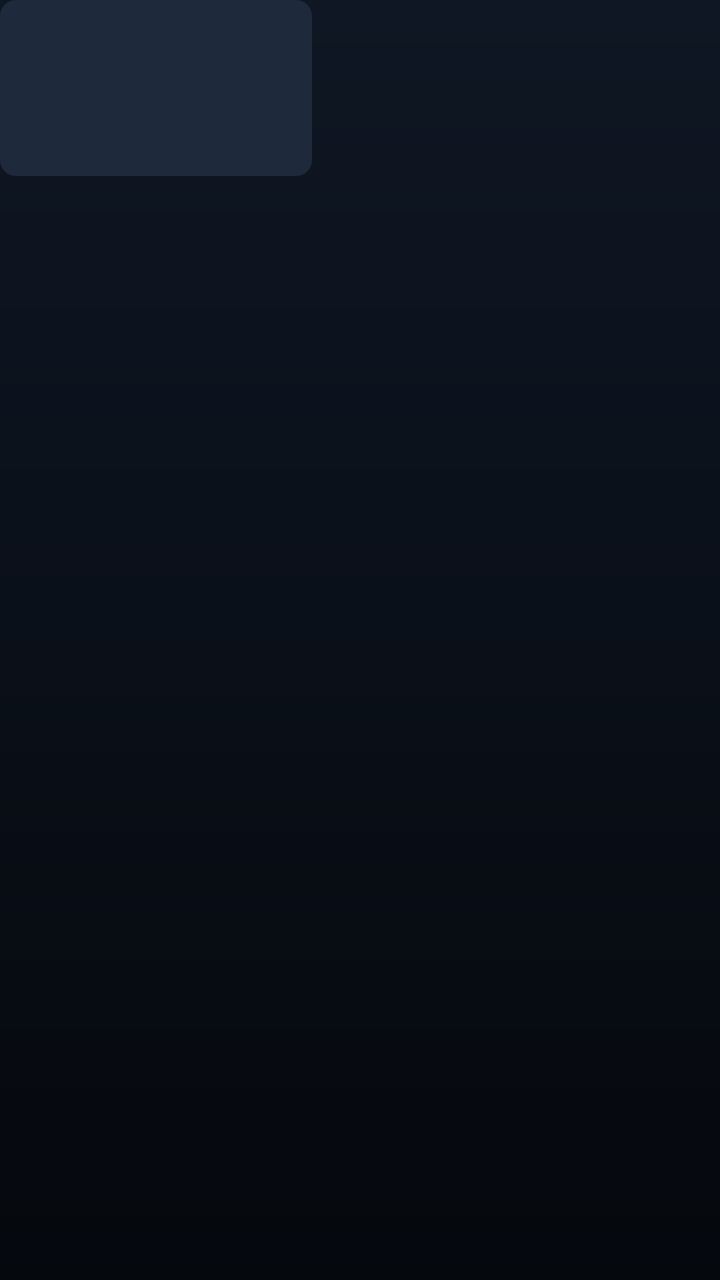
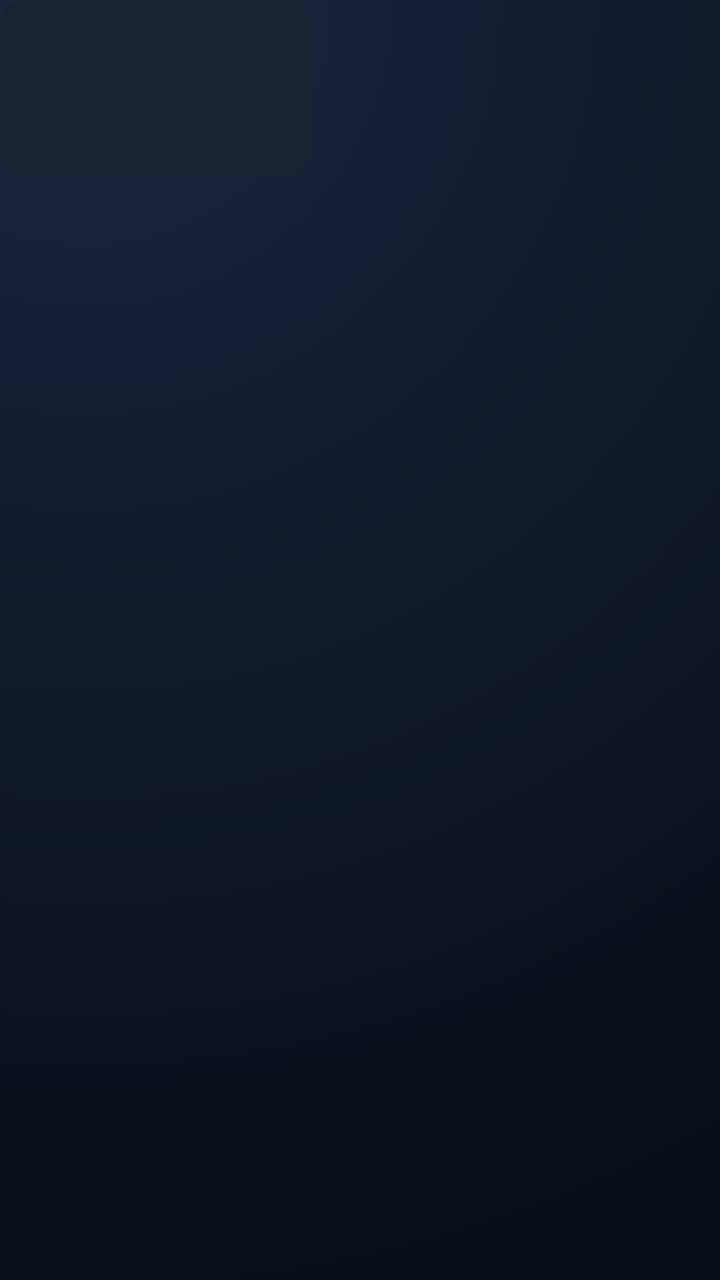

Screens rendered from an Android XML layout before and after an edit, with the pre-edit source and the edit as a unified diff.
<!-- AndroidManifest.xml: application theme Theme.TvLauncher -->
<!-- res/layout/item_app.xml -->
<?xml version="1.0" encoding="utf-8"?>
<LinearLayout xmlns:android="http://schemas.android.com/apk/res/android"
    android:layout_width="wrap_content"
    android:layout_height="wrap_content"
    android:layout_margin="@dimen/card_margin"
    android:clickable="true"
    android:focusable="true"
    android:orientation="vertical">

    <FrameLayout
        android:id="@+id/card"
        android:layout_width="@dimen/card_width"
        android:layout_height="@dimen/card_height"
        android:background="@drawable/card_background"
        android:duplicateParentState="true"
        android:padding="3dp">

        
        <ImageView
            android:id="@+id/banner"
            android:layout_width="match_parent"
            android:layout_height="match_parent"
            android:importantForAccessibility="no"
            android:scaleType="fitCenter" />

        
        <LinearLayout
            android:id="@+id/icon_group"
            android:layout_width="match_parent"
            android:layout_height="match_parent"
            android:gravity="center"
            android:orientation="vertical"
            android:padding="4dp">

            <ImageView
                android:id="@+id/icon"
                android:layout_width="44dp"
                android:layout_height="44dp"
                android:importantForAccessibility="no" />

            <TextView
                android:id="@+id/icon_label"
                android:layout_width="wrap_content"
                android:layout_height="wrap_content"
                android:layout_marginTop="4dp"
                android:ellipsize="end"
                android:maxLines="1"
                android:textColor="@color/text_primary"
                android:textSize="12sp" />
        </LinearLayout>
    </FrameLayout>

    <TextView
        android:id="@+id/label"
        android:layout_width="@dimen/card_width"
        android:layout_height="wrap_content"
        android:layout_marginTop="4dp"
        android:ellipsize="end"
        android:gravity="center_horizontal"
        android:maxLines="1"
        android:textColor="@color/text_primary"
        android:textSize="12sp"
        android:visibility="invisible" />
</LinearLayout>
<!-- resources referenced by this layout -->
<resources>
  <color name="text_primary">#FFF1F5F9</color>
  <dimen name="card_height">88dp</dimen>
  <dimen name="card_margin">8dp</dimen>
  <dimen name="card_width">156dp</dimen>
  <!-- drawable card_background (drawable) -->
  <?xml version="1.0" encoding="utf-8"?>
  <selector xmlns:android="http://schemas.android.com/apk/res/android">
      <item android:state_focused="true">
          <shape>
              <solid android:color="@color/card_bg_focused" />
              <corners android:radius="@dimen/card_radius" />
              <stroke android:width="3dp" android:color="@color/accent" />
          </shape>
      </item>
      <item>
          <shape>
              <solid android:color="@color/card_bg" />
              <corners android:radius="@dimen/card_radius" />
          </shape>
      </item>
  </selector>
  <style name="Theme.TvLauncher" parent="@android:style/Theme.Material.NoActionBar.Fullscreen">
          <item name="android:windowBackground">@drawable/bg_gradient</item>
          <item name="android:colorAccent">@color/accent</item>
          <item name="android:colorPrimary">@color/bg_top</item>
          <item name="android:windowShowWallpaper">false</item>
          <item name="android:windowAnimationStyle">@null</item>
      </style>
  <color name="card_bg_focused">#FF334155</color>
  <dimen name="card_radius">8dp</dimen>
  <color name="accent">#FF38BDF8</color>
  <color name="card_bg">#FF1E293B</color>
  <!-- drawable bg_gradient (drawable) -->
  <?xml version="1.0" encoding="utf-8"?>
  <shape xmlns:android="http://schemas.android.com/apk/res/android">
      <gradient android:angle="270" android:startColor="@color/bg_top" android:endColor="@color/bg_bottom" />
  </shape>
  <color name="bg_top">#FF0F1724</color>
  <color name="bg_bottom">#FF05080D</color>
</resources>

<!-- the commit's change to res/layout/item_app.xml (unified diff, before → after) -->
@@ -7,13 +7,14 @@
     android:focusable="true"
     android:orientation="vertical">
 
+    
     <FrameLayout
         android:id="@+id/card"
         android:layout_width="@dimen/card_width"
         android:layout_height="@dimen/card_height"
         android:background="@drawable/card_background"
         android:duplicateParentState="true"
-        android:padding="3dp">
+        android:foreground="@drawable/card_focus_ring">
 
         
         <ImageView
@@ -30,23 +31,55 @@
             android:layout_height="match_parent"
             android:gravity="center"
             android:orientation="vertical"
-            android:padding="4dp">
+            android:paddingStart="8dp"
+            android:paddingEnd="8dp">
 
             <ImageView
                 android:id="@+id/icon"
-                android:layout_width="44dp"
-                android:layout_height="44dp"
+                android:layout_width="40dp"
+                android:layout_height="40dp"
                 android:importantForAccessibility="no" />
 
             <TextView
                 android:id="@+id/icon_label"
                 android:layout_width="wrap_content"
                 android:layout_height="wrap_content"
-                android:layout_marginTop="4dp"
+                android:layout_marginTop="6dp"
                 android:ellipsize="end"
+                android:fontFamily="sans-serif-medium"
                 android:maxLines="1"
                 android:textColor="@color/text_primary"
                 android:textSize="12sp" />
+        </LinearLayout>
+
+        
+        <LinearLayout
+            android:id="@+id/move_overlay"
+            android:layout_width="match_parent"
+            android:layout_height="match_parent"
+            android:background="@drawable/move_overlay"
+            android:gravity="center_vertical"
+            android:orientation="horizontal"
+            android:paddingStart="4dp"
+            android:paddingEnd="4dp"
+            android:visibility="gone">
+
+            <ImageView
+                android:layout_width="28dp"
+                android:layout_height="28dp"
+                android:importantForAccessibility="no"
+                android:src="@drawable/ic_chevron_left" />
+
+            <View
+                android:layout_width="0dp"
+                android:layout_height="0dp"
+                android:layout_weight="1" />
+
+            <ImageView
+                android:layout_width="28dp"
+                android:layout_height="28dp"
+                android:importantForAccessibility="no"
+                android:src="@drawable/ic_chevron_right" />
         </LinearLayout>
     </FrameLayout>
 
@@ -54,11 +87,12 @@
         android:id="@+id/label"
         android:layout_width="@dimen/card_width"
         android:layout_height="wrap_content"
-        android:layout_marginTop="4dp"
+        android:layout_marginTop="8dp"
+        android:alpha="0"
         android:ellipsize="end"
+        android:fontFamily="sans-serif-medium"
         android:gravity="center_horizontal"
         android:maxLines="1"
         android:textColor="@color/text_primary"
-        android:textSize="12sp"
-        android:visibility="invisible" />
+        android:textSize="13sp" />
 </LinearLayout>
<!-- resource entries referenced after the edit -->
@@ -1,43 +1,78 @@
 <!-- resources referenced by this layout -->
 <resources>
-  <color name="text_primary">#FFF1F5F9</color>
+  <color name="text_primary">#FFF3F4F6</color>
   <dimen name="card_height">88dp</dimen>
   <dimen name="card_margin">8dp</dimen>
   <dimen name="card_width">156dp</dimen>
   <!-- drawable card_background (drawable) -->
   <?xml version="1.0" encoding="utf-8"?>
-  <selector xmlns:android="http://schemas.android.com/apk/res/android">
+  <shape xmlns:android="http://schemas.android.com/apk/res/android">
+      <solid android:color="@color/card_bg" />
+      <corners android:radius="@dimen/card_radius" />
+  </shape>
+  <!-- drawable card_focus_ring (drawable) -->
+  <?xml version="1.0" encoding="utf-8"?>
+  <selector xmlns:android="http://schemas.android.com/apk/res/android"
+      android:enterFadeDuration="140"
+      android:exitFadeDuration="120">
+      <item android:state_activated="true">
+          <shape>
+              <corners android:radius="@dimen/card_radius" />
+              <stroke android:width="@dimen/focus_ring_width" android:color="@color/accent" />
+          </shape>
+      </item>
       <item android:state_focused="true">
           <shape>
-              <solid android:color="@color/card_bg_focused" />
               <corners android:radius="@dimen/card_radius" />
-              <stroke android:width="3dp" android:color="@color/accent" />
+              <stroke android:width="@dimen/focus_ring_width" android:color="@color/focus_ring" />
           </shape>
       </item>
-      <item>
-          <shape>
-              <solid android:color="@color/card_bg" />
-              <corners android:radius="@dimen/card_radius" />
-          </shape>
-      </item>
+      <item android:drawable="@android:color/transparent" />
   </selector>
+  <!-- drawable ic_chevron_left (drawable) -->
+  <vector xmlns:android="http://schemas.android.com/apk/res/android"
+      android:width="24dp" android:height="24dp" android:viewportWidth="24" android:viewportHeight="24">
+      <path android:fillColor="#FFFFFFFF"
+          android:pathData="M15.41,7.41L14,6l-6,6 6,6 1.41,-1.41L10.83,12z" />
+  </vector>
+  <!-- drawable ic_chevron_right (drawable) -->
+  <vector xmlns:android="http://schemas.android.com/apk/res/android"
+      android:width="24dp" android:height="24dp" android:viewportWidth="24" android:viewportHeight="24">
+      <path android:fillColor="#FFFFFFFF"
+          android:pathData="M10,6L8.59,7.41 13.17,12l-4.58,4.59L10,18l6,-6z" />
+  </vector>
+  <!-- drawable move_overlay (drawable) -->
+  <?xml version="1.0" encoding="utf-8"?>
+  <shape xmlns:android="http://schemas.android.com/apk/res/android">
+      <solid android:color="#99000000" />
+      <corners android:radius="@dimen/card_radius" />
+  </shape>
   <style name="Theme.TvLauncher" parent="@android:style/Theme.Material.NoActionBar.Fullscreen">
-          <item name="android:windowBackground">@drawable/bg_gradient</item>
+          <item name="android:windowBackground">@drawable/bg_window</item>
           <item name="android:colorAccent">@color/accent</item>
-          <item name="android:colorPrimary">@color/bg_top</item>
+          <item name="android:colorPrimary">@color/bg_mid</item>
           <item name="android:windowShowWallpaper">false</item>
           <item name="android:windowAnimationStyle">@null</item>
       </style>
-  <color name="card_bg_focused">#FF334155</color>
-  <dimen name="card_radius">8dp</dimen>
-  <color name="accent">#FF38BDF8</color>
-  <color name="card_bg">#FF1E293B</color>
-  <!-- drawable bg_gradient (drawable) -->
+  <dimen name="card_radius">12dp</dimen>
+  <dimen name="focus_ring_width">3dp</dimen>
+  <color name="accent">#FF7AB8FF</color>
+  <color name="focus_ring">#FFF5F7FA</color>
+  <!-- drawable bg_window (drawable) -->
   <?xml version="1.0" encoding="utf-8"?>
   <shape xmlns:android="http://schemas.android.com/apk/res/android">
-      <gradient android:angle="270" android:startColor="@color/bg_top" android:endColor="@color/bg_bottom" />
+      <gradient
+          android:centerColor="@color/bg_mid"
+          android:centerX="0.12"
+          android:centerY="0"
+          android:endColor="@color/bg_base"
+          android:gradientRadius="1100dp"
+          android:startColor="@color/bg_glow"
+          android:type="radial" />
   </shape>
-  <color name="bg_top">#FF0F1724</color>
-  <color name="bg_bottom">#FF05080D</color>
+  <color name="bg_mid">#FF0C111C</color>
+  <color name="bg_base">#FF06080D</color>
+  <color name="bg_glow">#FF1A2540</color>
+  <color name="card_bg">#FF1A2130</color>
 </resources>
 
